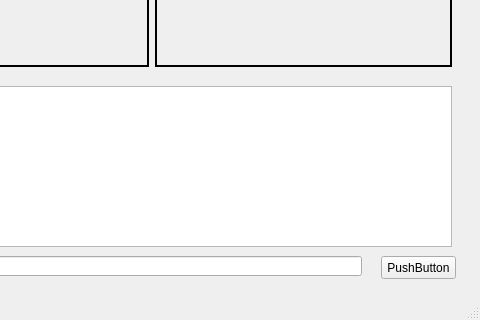
NguyenTrung2002/DetectServer, file ClientApp/client_ui.ui: the form before one commit; both pictures show x 199 to 679 and y 264 to 584 of the 679 by 584 pixel window.
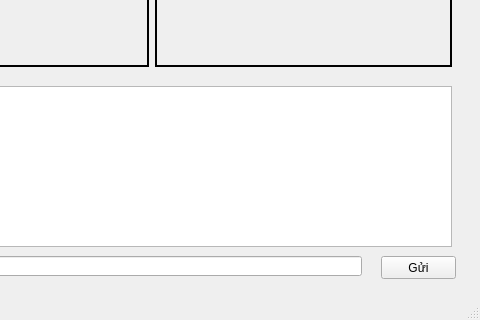
The form after the commit.

Patch:
```diff
--- a/ClientApp/client_ui.ui
+++ b/ClientApp/client_ui.ui
@@ -137,7 +137,7 @@
      </rect>
     </property>
     <property name="text">
-     <string>PushButton</string>
+     <string>Gửi</string>
     </property>
    </widget>
   </widget>
```
